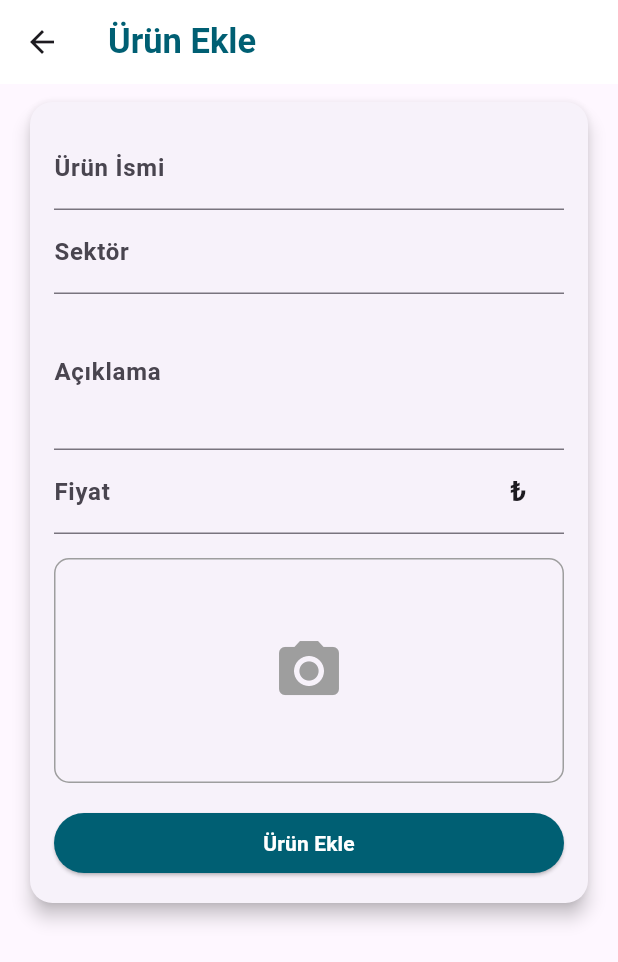
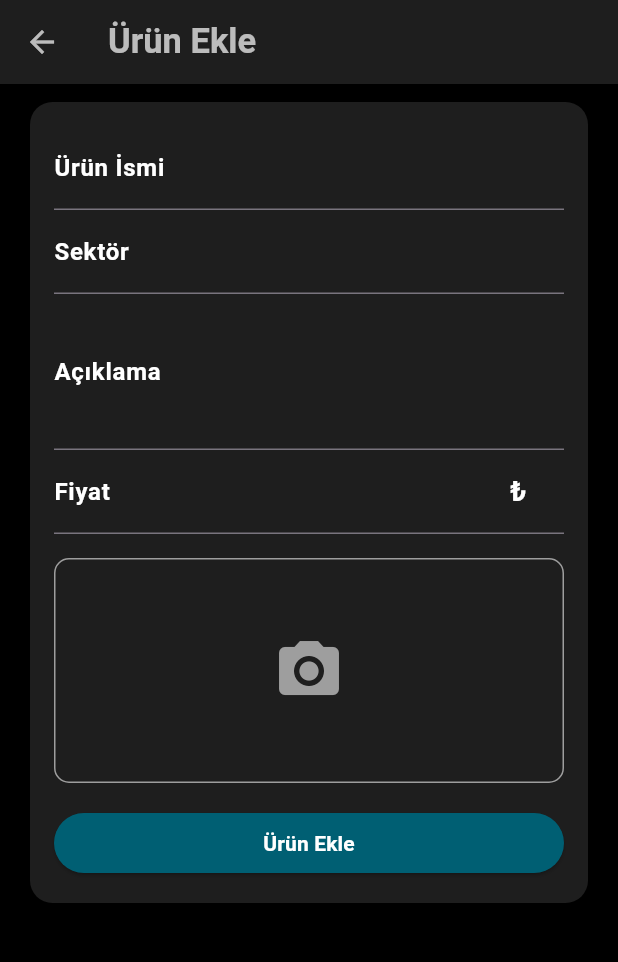
Before and after one commit to alpeerkaraca/jetget, a Flutter app: the ProductAddPage screen opened directly, on a phone screen of 412 x 824 dp. Shown: the top 962 px of the screen. Run offline on Flutter 3.47's test engine with Material 3 defaults, Android fonts, the phone set to English and light mode, and no system bars; our stand-ins replace cloud_firestore, curved_navigation_bar, firebase_auth, firebase_core, firebase_messaging, firebase_storage and 1 more; missing offline and left inert: clippy_flutter; accounts and stored records are empty; project files that could hold a hidden picture were left out.

Commit message:
feat: product add page edit

```diff
--- a/lib/pages/add_product.dart
+++ b/lib/pages/add_product.dart
@@ -7,6 +7,7 @@ import 'package:jetget/service/product_service.dart'
 import 'package:jetget/widgets/ProductFormWidget.dart' as ProductFormWidget;
 import 'package:firebase_storage/firebase_storage.dart' as firebase_storage;
 import 'package:firebase_auth/firebase_auth.dart';
+
 // Alias added
 // Alias added
 
@@ -26,6 +27,7 @@ class _ProductAddPageState extends State<ProductAddPage> {
   File? _image; // Specifying the alias
   final ProductService.ProductService _productService =
       ProductService.ProductService(); // Specifying the alias
+  final ColorPalette _colorPalette = ColorPalette();
 
   Future _getImage() async {
     final picker = ImagePicker();
@@ -104,19 +106,19 @@ class _ProductAddPageState extends State<ProductAddPage> {
     ColorPalette colorPalette = ColorPalette();
 
     return Scaffold(
+      backgroundColor: Colors.black,
       appBar: AppBar(
         title: Text(
           'Ürün Ekle',
           style: TextStyle(
             fontSize: 23,
             fontWeight: FontWeight.bold,
-            color: colorPalette.darkAqua,
+            color: Colors.white70,
           ),
         ),
-        backgroundColor: Colors.white,
-        actions: const [
-          // Bu kısmı Badge widget'ını ekleyerek güncelleyebilirsiniz.
-        ],
+        backgroundColor: _colorPalette.black.withOpacity(0.9),
+        iconTheme: IconThemeData(color: Colors.white70),
+
       ),
       body: ListView(
         padding: const EdgeInsets.symmetric(horizontal: 16.0, vertical: 8.0),
--- a/lib/widgets/ProductFormWidget.dart
+++ b/lib/widgets/ProductFormWidget.dart
@@ -30,17 +30,14 @@ class _ProductFormWidgetState extends State<ProductFormWidget> {
   final ColorPalette _colorPalette = ColorPalette();
 
   @override
-  void initState() {
-    super.initState();
-  }
+  Widget build(BuildContext context) {
 
-  @override
-  Widget build(BuildContext context) {
     return Card(
       elevation: 5,
       shape: RoundedRectangleBorder(
         borderRadius: BorderRadius.circular(15.0),
       ),
+      color: _colorPalette.black.withOpacity(0.9),
       child: Padding(
         padding: const EdgeInsets.all(16.0),
         child: Column(
@@ -77,10 +74,12 @@ class _ProductFormWidgetState extends State<ProductFormWidget> {
   }) {
     return TextFormField(
       controller: controller,
+      style: TextStyle(color: Colors.white), // Metin rengi
       decoration: InputDecoration(
         labelText: label,
         labelStyle: const TextStyle(
           fontWeight: FontWeight.bold,
+          color: Colors.white, // Etiket rengi
         ),
       ),
       maxLines: maxLines,
@@ -99,10 +98,12 @@ class _ProductFormWidgetState extends State<ProductFormWidget> {
         Expanded(
           child: TextFormField(
             controller: widget.priceController,
+            style: TextStyle(color: Colors.white), // Metin rengi
             decoration: InputDecoration(
               labelText: 'Fiyat',
               labelStyle: const TextStyle(
                 fontWeight: FontWeight.bold,
+                color: Colors.white, // Etiket rengi
               ),
               suffixIcon: Container(
                 margin: const EdgeInsets.only(right: 12.0),
@@ -111,7 +112,8 @@ class _ProductFormWidgetState extends State<ProductFormWidget> {
                   '₺',
                   style: TextStyle(
                     fontWeight: FontWeight.bold,
-                    fontSize: 18.0, // Özelleştirebilirsiniz
+                    fontSize: 18.0,
+                    color: Colors.white, // Suffix icon rengi
                   ),
                 ),
               ),
@@ -161,10 +163,12 @@ class _ProductFormWidgetState extends State<ProductFormWidget> {
 
   Widget _buildSubmitButton() {
     return ElevatedButton(
-      onPressed: () { Navigator.pop(context); widget.submitForm();},
+      onPressed: () {
+        Navigator.pop(context);
+        widget.submitForm();
+      },
       style: ElevatedButton.styleFrom(
-          backgroundColor: _colorPalette
-              .darkAqua
+        backgroundColor: _colorPalette.darkAqua,
       ),
       child: const Text(
         'Ürün Ekle',
@@ -175,5 +179,4 @@ class _ProductFormWidgetState extends State<ProductFormWidget> {
       ),
     );
   }
-
 }
```
Also changed, not shown: lib/widgets/HomaAppBar.dart (+1 -6 lines), lib/widgets/ItemsWidget.dart (+21 -26 lines). Lines whose indentation alone changed are shown as unchanged.
